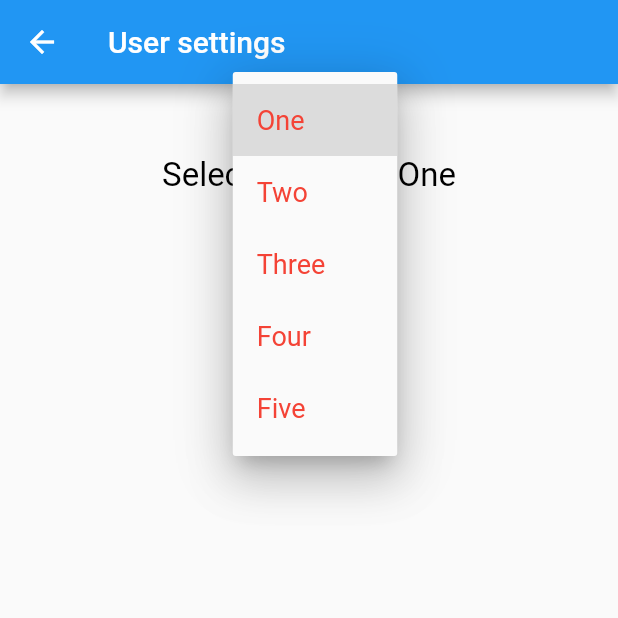
After one commit to fullyonline/SOM_BMI_Calculator, a Flutter app: the UserSettings screen opened directly, after a tap on "One", on a phone screen of 412 x 824 dp, the top half of it. The commit adds this screen. Run offline on Flutter 3.47's test engine with Material 2 defaults, Android fonts, the phone set to English and light mode, and no system bars.

Commit message:
Added basic user-settings with spinner example code

```diff
--- /dev/null
+++ b/lib/config/Settings.dart
@@ -0,0 +1,25 @@
+import 'package:bmi_calculator/config/UserSettings.dart';
+import 'package:flutter/material.dart';
+
+class Settings extends StatelessWidget {
+  const Settings({super.key});
+
+  void onPressed(BuildContext context){
+    Navigator.of(context).push(MaterialPageRoute(builder: (context) => const UserSettings()));
+  }
+
+  @override
+  Widget build(BuildContext context) {
+    return Scaffold(
+      appBar: AppBar(
+        title: const Text('Settings'),
+      ),
+      body: Center(
+        child: ElevatedButton(
+          onPressed: () => onPressed(context),
+          child: const Text('User Settings'),
+        ),
+      ),
+    );
+  }
+}
--- /dev/null
+++ b/lib/config/UserSettings.dart
@@ -0,0 +1,74 @@
+import 'package:flutter/material.dart';
+
+class UserSettings extends StatelessWidget {
+  const UserSettings({super.key});
+
+  @override
+  Widget build(BuildContext context) {
+    return Scaffold(
+      appBar: AppBar(
+        title: const Text('User settings'),
+      ),
+      body: Center(
+        child: DropDown()
+      ),
+    );
+  }
+}
+
+class DropDown extends StatefulWidget {
+  @override
+  DropDownWidget createState() => DropDownWidget();
+}
+
+class DropDownWidget extends State {
+  String dropdownValue = 'One';
+  List<String> spinnerItems = [
+    'One',
+    'Two',
+    'Three',
+    'Four',
+    'Five'
+  ];
+
+  Widget build(BuildContext context) {
+    return Scaffold(
+      body: Center(
+        child: Column(
+          children: <Widget>[
+            DropdownButton(
+              value: dropdownValue,
+              icon: Icon(Icons.arrow_drop_down),
+              iconSize: 24,
+              elevation: 16,
+              style: TextStyle(color: Colors.red, fontSize: 18),
+              underline: Container(
+                height: 2,
+                color: Colors.deepPurpleAccent,
+              ),
+              onChanged: (data) {
+                setState(() {
+                  dropdownValue = data!;
+                });
+              },
+              items: spinnerItems.map<DropdownMenuItem<String>>((String value) {
+                return DropdownMenuItem<String>(
+                  value: value,
+                  child: Text(value),
+                );
+              }).toList(),
+            ),
+
+            Text(
+              'Selected Item = ' + '$dropdownValue',
+              style: TextStyle(
+                fontSize: 22,
+                color: Colors.black
+              )
+            )
+          ],
+        )
+      )
+    );
+  }
+}
--- a/lib/main.dart
+++ b/lib/main.dart
@@ -1,6 +1,8 @@
 import 'package:bmi_calculator/calculator/BMIRatingLegend.dart';
 import 'package:bmi_calculator/bmiInput.dart';
 import 'package:flutter/material.dart';
+
+import 'config/Settings.dart';
 
 void main() {
   runApp(const MyApp());
@@ -61,6 +63,10 @@ class MyHomePage extends StatelessWidget {
                   break;
                   case 1: {
                     print("Settings menu is selected.");
+                    Navigator.push(
+                      context,
+                      MaterialPageRoute(builder: (context) => const Settings()),
+                    );
                   }
                   break;
                 }
@@ -72,7 +78,13 @@ class MyHomePage extends StatelessWidget {
         child : Column(
           crossAxisAlignment: CrossAxisAlignment.center, // horizontale Ausrichtung innerhalb der Column
           mainAxisSize: MainAxisSize.min, // vertikale Ausrichtung
-          children: [Text("Body mass index (BMI) is a value derived from the mass (weight) and height of a person. The BMI is defined as the body mass divided by the square of the body height, and is expressed in units of kg/m2, resulting from mass in kilograms and height in metres."), TextButton(onPressed: () => onPressed(context), child: Text("Go to BMI Calculator"))],
+          children: [
+            Text("Body mass index (BMI) is a value derived from the mass (weight) and height of a person. The BMI is defined as the body mass divided by the square of the body height, and is expressed in units of kg/m2, resulting from mass in kilograms and height in metres."),
+            TextButton(
+                onPressed: () => onPressed(context),
+                child: Text("Go to BMI Calculator")
+            )
+          ],
         ),
       ),
     );
```
